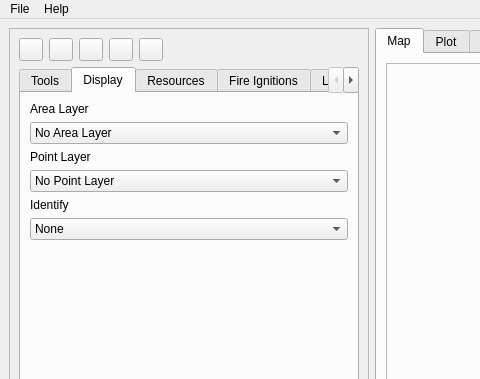
Qt form irs/src/gui/omffr_gui.ui (firelab/wfips) before a commit; both pictures show x 0 to 480 and y 0 to 379 of the 1070 by 833 pixel window.
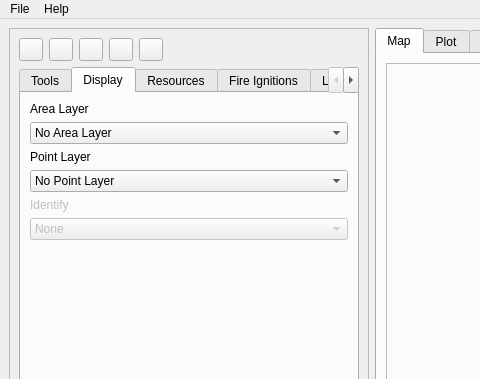
The same form after that commit. Custom widgets are drawn as their Qt base class.

Commit message: Disable unused identify combo

```diff
--- a/irs/src/gui/omffr_gui.ui
+++ b/irs/src/gui/omffr_gui.ui
@@ -253,6 +253,9 @@
              </item>
              <item>
               <widget class="QLabel" name="label_4">
+               <property name="enabled">
+                <bool>false</bool>
+               </property>
                <property name="text">
                 <string>Identify</string>
                </property>
@@ -260,6 +263,9 @@
              </item>
              <item>
               <widget class="QComboBox" name="identifyComboBox">
+               <property name="enabled">
+                <bool>false</bool>
+               </property>
                <item>
                 <property name="text">
                  <string>None</string>
```
